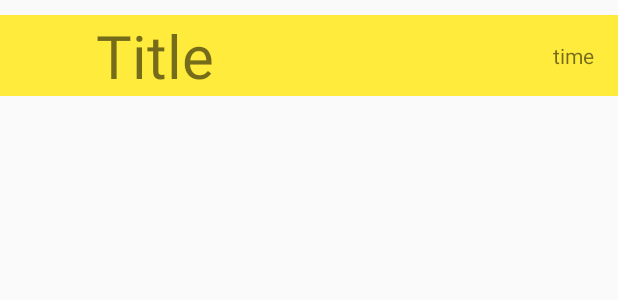
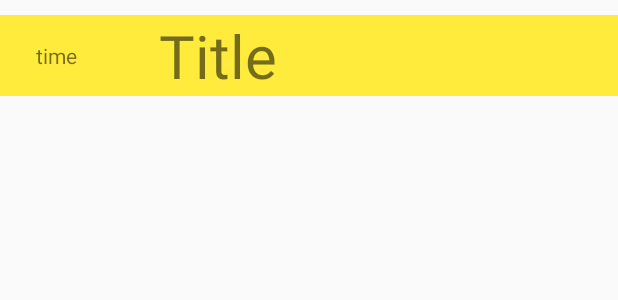
Before and after one commit to munyoung03/Memo, an Android app: the layout item_list.xml on its own in the app's theme, with its tools: preview values and no code run, on a phone screen of 412 x 824 dp. Shown: the top 300 px of the screen. Run offline under Robolectric (Android 15) with nearby library versions, the phone set to English and light mode, and no system bars.

Commit message:
[Update] UI

```diff
--- a/app/src/main/java/com/example/memo/viewmodel/MainViewModel.kt
+++ b/app/src/main/java/com/example/memo/viewmodel/MainViewModel.kt
@@ -1,5 +1,8 @@
 package com.example.memo.viewmodel
 
+import android.app.Activity
+import android.widget.Toast
+import androidx.core.app.ActivityCompat.finishAffinity
 import androidx.lifecycle.ViewModel
 import com.example.memo.room.DataBase
 import com.example.memo.widget.MemoAdapter
@@ -30,4 +33,5 @@ class MainViewModel : ViewModel() {
         btn.call()
     }
 
+
 }
--- a/app/src/main/res/layout/item_list.xml
+++ b/app/src/main/res/layout/item_list.xml
@@ -17,21 +17,25 @@
             android:id="@+id/title"
             android:layout_width="wrap_content"
             android:layout_height="wrap_content"
-            android:layout_marginStart="64dp"
-            android:layout_marginLeft="64dp"
+            android:layout_marginStart="32dp"
             android:text="Title"
             android:textSize="40sp"
-            app:layout_constraintStart_toStartOf="parent"
+            android:ems="6"
+            android:maxLines="1"
+            android:ellipsize="end"
+            app:layout_constraintBottom_toBottomOf="parent"
+            app:layout_constraintEnd_toEndOf="parent"
+            app:layout_constraintStart_toEndOf="@+id/time"
             app:layout_constraintTop_toTopOf="parent" />
 
         <TextView
             android:id="@+id/time"
             android:layout_width="wrap_content"
             android:layout_height="wrap_content"
-            android:layout_marginEnd="16dp"
+            android:layout_marginStart="24dp"
             android:text="time"
             app:layout_constraintBottom_toBottomOf="@+id/title"
-            app:layout_constraintEnd_toEndOf="parent"
+            app:layout_constraintStart_toStartOf="parent"
             app:layout_constraintTop_toTopOf="@+id/title" />
 
     </androidx.constraintlayout.widget.ConstraintLayout>
```
Also changed, not shown: app/src/main/java/com/example/memo/view/MainActivity.kt (+26 -1 lines).
